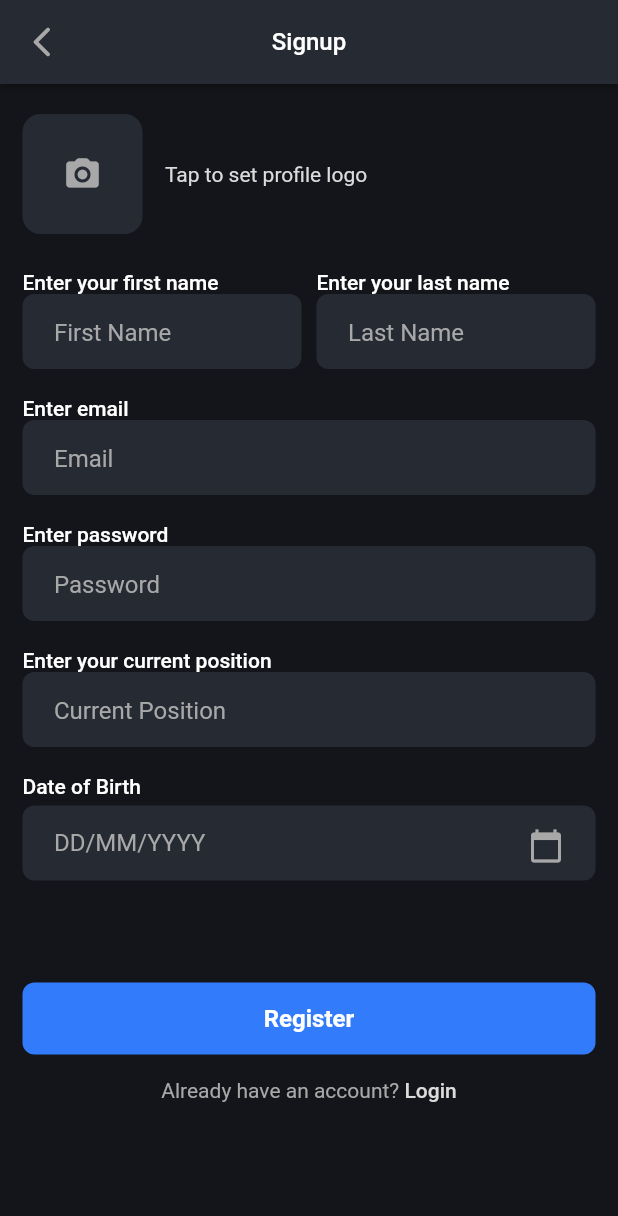
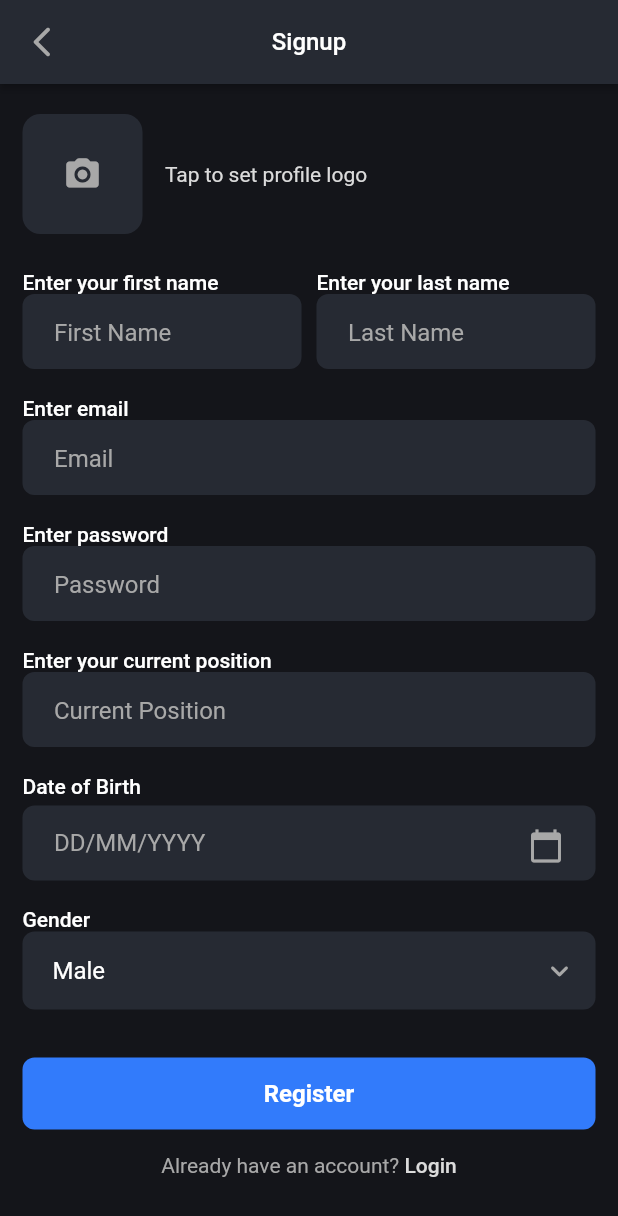
Before and after one commit to AwanthiBandara/AIInterviewer, a Flutter app: the SeekerSignupScreen screen opened directly, on a phone screen of 412 x 824 dp. Shown: the top 1216 px of the screen. Run offline on Flutter 3.47's test engine with Material 2 defaults, Android fonts, the phone set to English and light mode, and no system bars; our stand-ins replace bloc, cloud_firestore, firebase_auth, firebase_core, firebase_storage, flutter_bloc and 2 more; accounts and stored records are empty.

Commit message:
Seeker Signup Select Gender Field

```diff
--- a/lib/views/seeker/seeker_signup_screen.dart
+++ b/lib/views/seeker/seeker_signup_screen.dart
@@ -6,6 +6,7 @@ import 'package:aiinterviewer/views/recruiter/recruiter_main_screen.dart';
 import 'package:aiinterviewer/widgets/custom_button.dart';
 import 'package:aiinterviewer/widgets/custom_datepicker.dart';
 import 'package:aiinterviewer/widgets/custom_datepicker_new.dart';
+import 'package:aiinterviewer/widgets/custom_dropdown_by_array.dart';
 import 'package:aiinterviewer/widgets/custom_textfield.dart';
 import 'package:flutter/material.dart';
 import 'package:flutter_bloc/flutter_bloc.dart';
@@ -185,6 +186,23 @@ class _SeekerSignupScreenState extends State<SeekerSignupScreen> {
                       });
                     },
                   ),
+                  const SizedBox(height: 18),
+                   CustomDropdownByArray(
+                      items: ['Male', 'Female'],
+                      selectedValue:
+                          'Male', // Must match exactly one item in the list
+                      hintText: 'Select gender',
+                      overlineText: 'Gender',
+                      backgroundColor: cardColor,
+                      textColor: white,
+                      hintColor: grayColor,
+                      overlineTextColor: white,
+                      onChanged: (value) {
+                        setState(() {
+                          _selectedGender = value??"";
+                        });
+                      },
+                    ),
                   //    CustomDatePicker(onChanged: (value){
                   //   setState(() {
                   //     _birthday = value;
@@ -192,10 +210,8 @@ class _SeekerSignupScreenState extends State<SeekerSignupScreen> {
                   //   });
                   //   print(value.toString());
                   // }),
-                  const SizedBox(height: 18),
+                  const SizedBox(height: 32),
 
-                  const SizedBox(height: 18),
-                  const SizedBox(height: 32),
                   BlocBuilder<SignupCubit, SignupState>(
                     builder: (context, state) {
                       return state.isLoading
```
